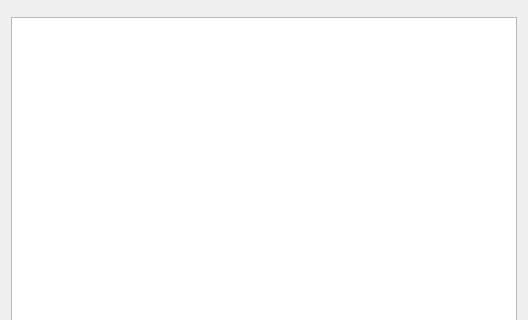
This is src/libkstapp/viewvectordialog.ui in Kst-plot/kst as Qt 5 draws it before an edit; both pictures show x 0 to 528 and y 0 to 320 of the 528 by 536 pixel window. The edited form follows.
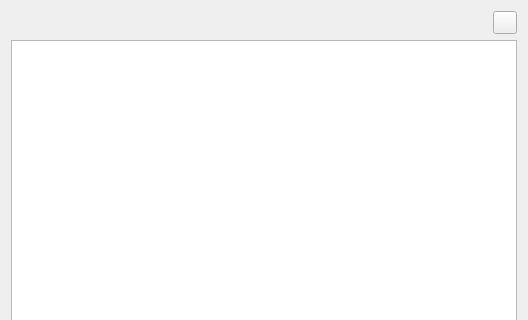
This is the edited form. Custom widgets are drawn as their Qt base class.

```diff
--- a/src/libkstapp/viewvectordialog.ui
+++ b/src/libkstapp/viewvectordialog.ui
@@ -14,14 +14,37 @@
   </property>
   <layout class="QVBoxLayout" name="verticalLayout" >
    <item>
-    <widget class="Kst::VectorSelector" native="1" name="_vectorSelector" >
-     <property name="sizePolicy" >
-      <sizepolicy vsizetype="Preferred" hsizetype="Expanding" >
-       <horstretch>0</horstretch>
-       <verstretch>0</verstretch>
-      </sizepolicy>
-     </property>
-    </widget>
+    <layout class="QHBoxLayout" name="horizontalLayout">
+     <item>
+      <widget class="Kst::VectorSelector" name="_vectorSelector" native="true">
+       <property name="sizePolicy">
+        <sizepolicy hsizetype="Expanding" vsizetype="Preferred">
+         <horstretch>0</horstretch>
+         <verstretch>0</verstretch>
+        </sizepolicy>
+       </property>
+      </widget>
+     </item>
+     <item>
+      <widget class="QToolButton" name="_addVectorToView">
+       <property name="sizePolicy">
+        <sizepolicy hsizetype="Fixed" vsizetype="Fixed">
+         <horstretch>0</horstretch>
+         <verstretch>0</verstretch>
+        </sizepolicy>
+       </property>
+       <property name="toolTip">
+        <string>Add vector to the table view</string>
+       </property>
+       <property name="whatsThis">
+        <string>Adds the selected vector to the table view</string>
+       </property>
+       <property name="text">
+        <string/>
+       </property>
+      </widget>
+     </item>
+    </layout>
    </item>
    <item>
     <widget class="QTableView" name="_vectors" />
```
Left out of the diff: 43 changed lines with no effect on the pictures.
